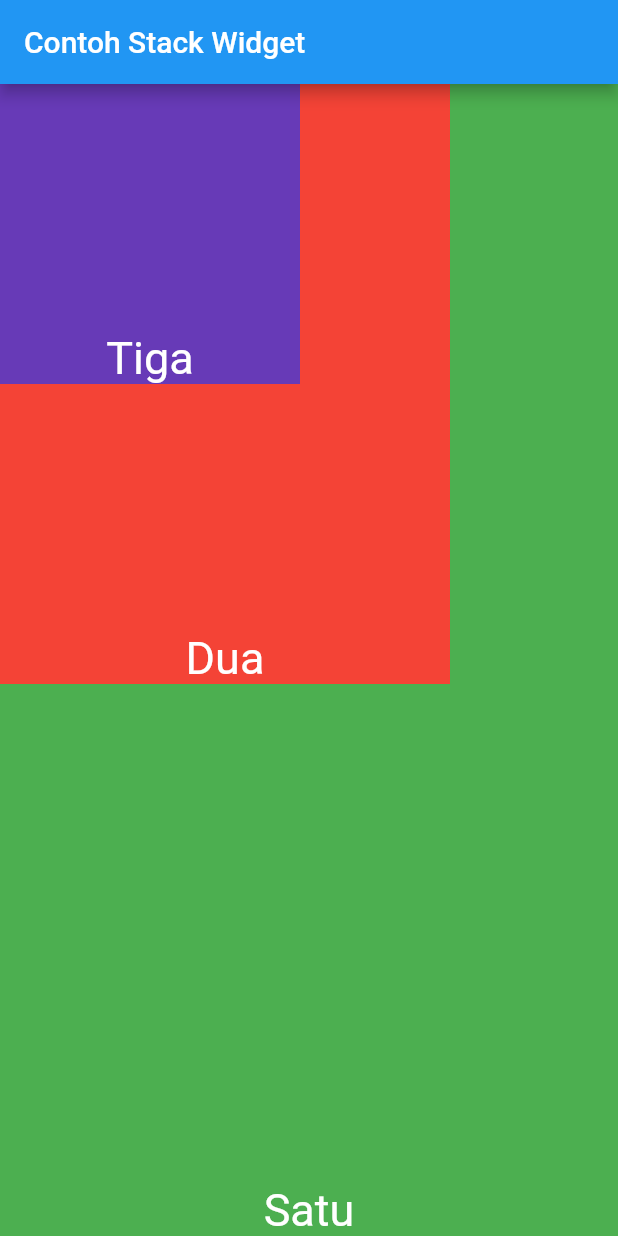
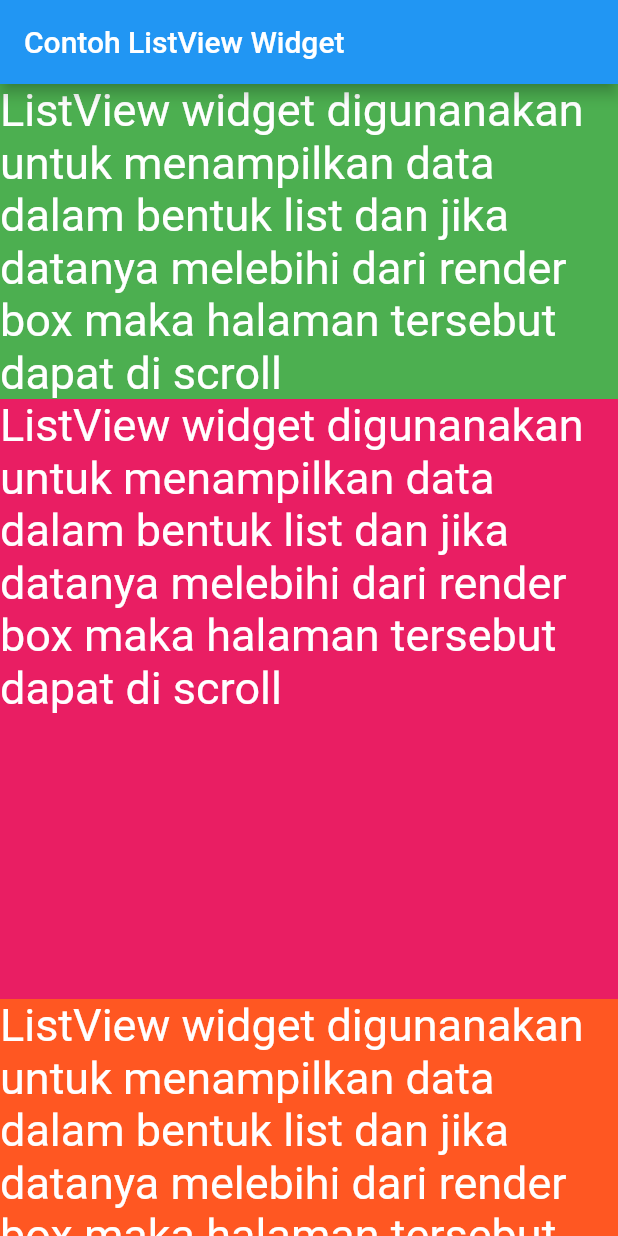
Before and after one commit to Rasyid-Renaldi/flutter-fundamental, a Flutter app: the screen it shows after launch, on a phone screen of 412 x 824 dp. Run offline on Flutter 3.47's test engine with Material 2 defaults, Android fonts, the phone set to English and light mode, and no system bars.

Commit message:
Update ListView Widget

```diff
--- a/flutter_app1/lib/main.dart
+++ b/flutter_app1/lib/main.dart
@@ -12,14 +12,14 @@ class MyApp extends StatelessWidget {
     return MaterialApp(
       debugShowCheckedModeBanner: false,
       home: Scaffold(
-        appBar: AppBar(title: const Text("Contoh Stack Widget"),
+        appBar: AppBar(title: const Text("Contoh ListView Widget"),
         ),
-        body: Stack(
+        body: ListView(
           children: <Widget>[
             Container(
               color: Colors.green,
-              alignment: Alignment.bottomCenter,
-              child: const Text("Satu",
+              alignment: Alignment.topLeft,
+              child: const Text("ListView widget digunanakan untuk menampilkan data dalam bentuk list dan jika datanya melebihi dari render box maka halaman tersebut dapat di scroll",
               style: TextStyle(
                   fontSize: 30,
                   color: Colors.white
@@ -27,16 +27,16 @@ class MyApp extends StatelessWidget {
                   ),
             ),
             Container(
-              color: Colors.red,
-              alignment: Alignment.bottomCenter,
-              child: const Text("Dua", style: TextStyle(fontSize: 30, color: Colors.white)),
+              color: Colors.pink,
+              alignment: Alignment.topLeft,
+              child: const Text("ListView widget digunanakan untuk menampilkan data dalam bentuk list dan jika datanya melebihi dari render box maka halaman tersebut dapat di scroll", style: TextStyle(fontSize: 30, color: Colors.white)),
               height: 400.0,
               width: 300.0,
             ),
             Container(
-              color: Colors.deepPurple,
-              alignment: Alignment.bottomCenter,
-              child: const Text("Tiga", style: TextStyle(fontSize: 30, color: Colors.white)),
+              color: Colors.deepOrange,
+              alignment: Alignment.topLeft,
+              child: const Text("ListView widget digunanakan untuk menampilkan data dalam bentuk list dan jika datanya melebihi dari render box maka halaman tersebut dapat di scroll", style: TextStyle(fontSize: 30, color: Colors.white)),
               height: 200.0,
               width: 200.0,
             ),
```
